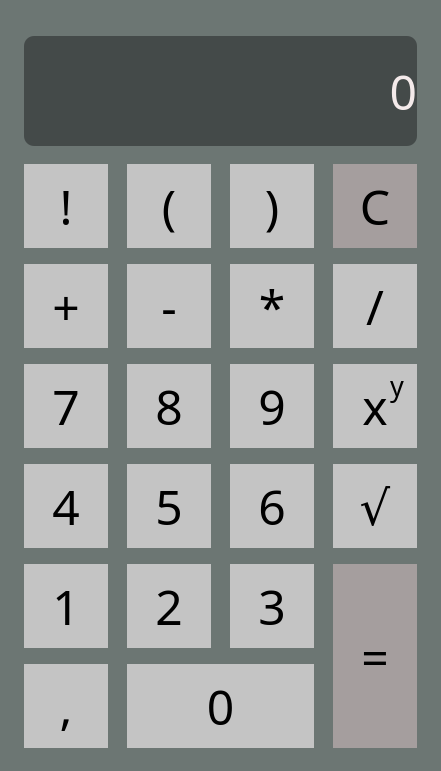
First picture: the form in src/mainwindow.ui, repository Wertik/ivs-proj-02, before the edit.
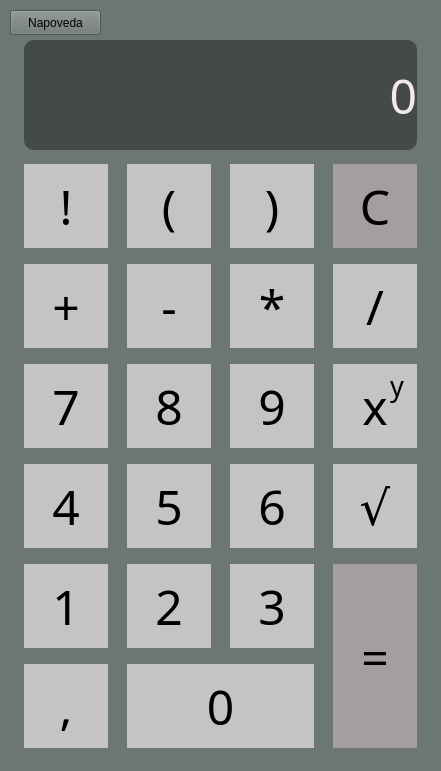
Second picture: the form after the edit.

Commit message: Hint for calculator usage

```diff
--- a/src/mainwindow.ui
+++ b/src/mainwindow.ui
@@ -523,7 +523,7 @@
     <property name="geometry">
      <rect>
       <x>24</x>
-      <y>36</y>
+      <y>40</y>
       <width>393</width>
       <height>110</height>
      </rect>
@@ -678,6 +678,22 @@
      <string>y</string>
     </property>
    </widget>
+   <widget class="QPushButton" name="pushButton">
+    <property name="geometry">
+     <rect>
+      <x>10</x>
+      <y>10</y>
+      <width>91</width>
+      <height>25</height>
+     </rect>
+    </property>
+    <property name="styleSheet">
+     <string notr="true"/>
+    </property>
+    <property name="text">
+     <string>Napoveda</string>
+    </property>
+   </widget>
   </widget>
  </widget>
  <resources/>
```
The commit also changes 2 other files.
